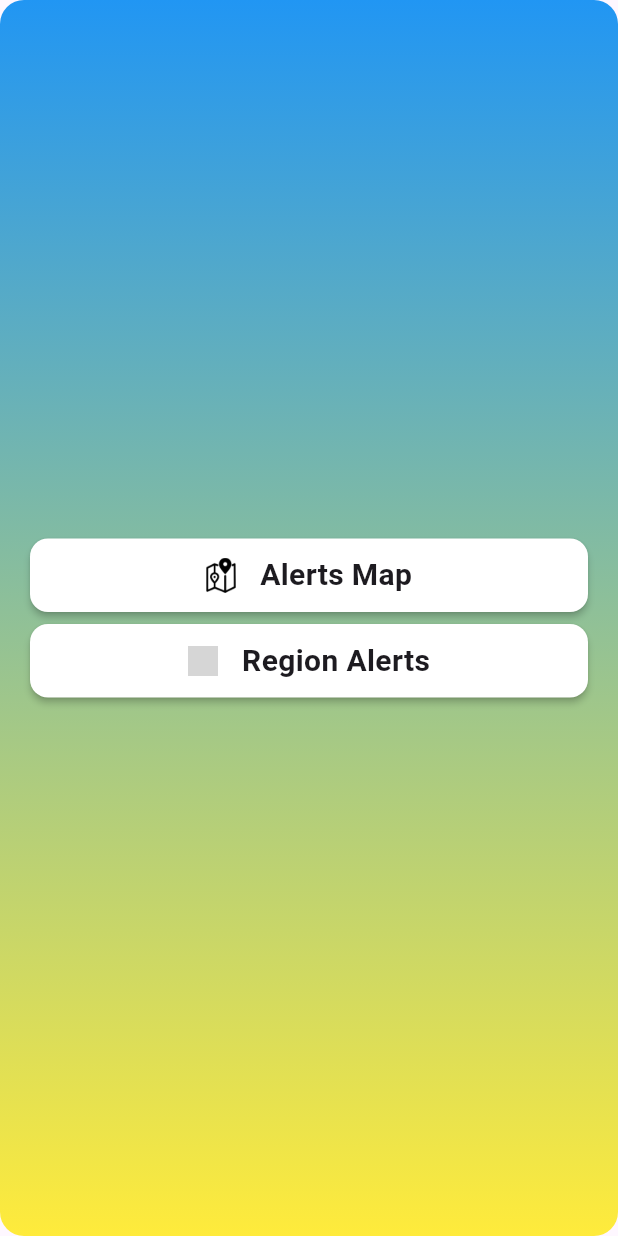
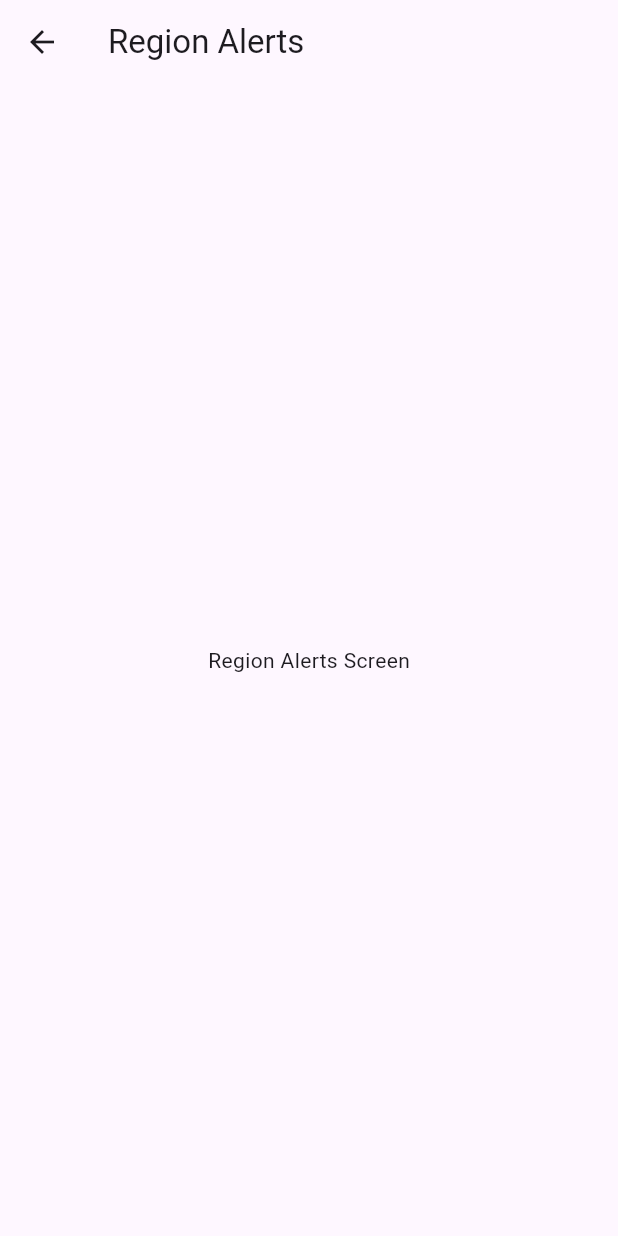
Before and after one commit to juliabug0021-droid/air_alerts_map, a Flutter app: the screen it shows after launch, after a tap on "Region Alerts", on a phone screen of 412 x 824 dp. Run offline on Flutter 3.47's test engine with Material 3 defaults, Android fonts, the phone set to English and light mode, and no system bars; our stand-ins replace go_router; grey boxes are pictures that could not be loaded.

Commit message:
feat: add app navigation with GoRouter

```diff
--- a/lib/features/presentation/ui/my_home_page.dart
+++ b/lib/features/presentation/ui/my_home_page.dart
@@ -25,12 +25,13 @@ class MyHomePage extends StatelessWidget {
               FeatureCard(
                 title: 'Alerts Map',
                 imagePath: 'assets/images/map.png',
-                onTap: () => context.go('/alerts-map'),
+                onTap: () => context.go('alerts-map'),
               ),
+              const SizedBox(width: 20),
               FeatureCard(
                 title: 'Region Alerts',
-                imagePath: 'assets/images/region.png',
-                onTap: () => context.go('/region-alerts'),
+                imagePath: 'assets/images/city.png',
+                onTap: () => context.go('region-alerts'),
               ),
             ],
           ),
--- /dev/null
+++ b/lib/features/presentation/ui/region_alerts_screen.dart
@@ -0,0 +1,13 @@
+import 'package:flutter/material.dart';
+
+class RegionAlertsScreen extends StatelessWidget {
+  const RegionAlertsScreen({super.key});
+
+  @override
+  Widget build(BuildContext context) {
+    return Scaffold(
+      appBar: AppBar(title: const Text('Region Alerts')),
+      body: const Center(child: Text('Region Alerts Screen')),
+    );
+  }
+}
--- a/lib/main.dart
+++ b/lib/main.dart
@@ -1,4 +1,4 @@
-import 'package:air_alerts_map/features/presentation/ui/my_home_page.dart';
+import 'package:air_alerts_map/router/app_router.dart';
 import 'package:flutter/material.dart';
 
 void main() {
@@ -10,6 +10,6 @@ class MyApp extends StatelessWidget {
 
   @override
   Widget build(BuildContext context) {
-    return MaterialApp(home: const MyHomePage());
+    return MaterialApp.router(routerConfig: appRouter);
   }
 }
--- /dev/null
+++ b/lib/router/app_router.dart
@@ -0,0 +1,27 @@
+import 'package:air_alerts_map/features/presentation/ui/my_home_page.dart';
+import 'package:air_alerts_map/features/presentation/ui/region_alerts_screen.dart';
+import 'package:air_alerts_map/features/presentation/ui/alerts_map_screen.dart';
+import 'package:air_alerts_map/router/page_names.dart';
+import 'package:go_router/go_router.dart';
+
+final appRouter = GoRouter(
+  routes: [
+    GoRoute(
+      path: '/',
+      name: ScreenNames.home,
+      builder: (context, state) => MyHomePage(),
+      routes: [
+        GoRoute(
+          path: 'alerts-map',
+          name: ScreenNames.alertsMap,
+          builder: (context, state) => AlertsMapScreen(),
+        ),
+        GoRoute(
+          path: 'region-alerts',
+          name: ScreenNames.regionAlerts,
+          builder: (context, state) => RegionAlertsScreen(),
+        ),
+      ],
+    ),
+  ],
+);
--- /dev/null
+++ b/lib/router/page_names.dart
@@ -0,0 +1,5 @@
+abstract class ScreenNames {
+  static const String home = '/';
+  static const String alertsMap = 'alerts-map';
+  static const String regionAlerts = 'region-alerts';
+}
```
Also changed, not shown: lib/features/presentation/ui/alerts_map_screen.dart (added, +13 -0 lines).
